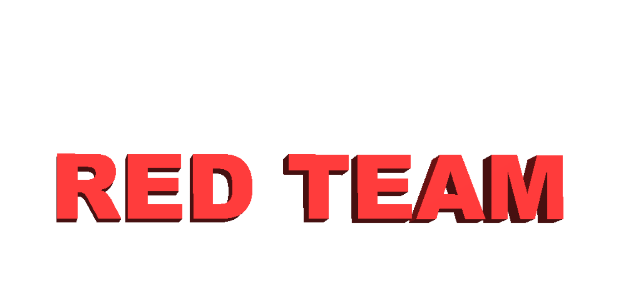
After one commit to press-f-for-respect/CodenamesPictures, an Android app: the layout toast_layout_red.xml on its own in the app's theme, with its tools: preview values and no code run, on a phone screen of 412 x 824 dp. The commit adds this screen. Shown: the top 300 px of the screen. Run offline under Robolectric (Android 15) with nearby library versions, the phone set to English and light mode, and no system bars.

Commit message:
Preview and team change reaction added

```diff
--- /dev/null
+++ b/app/src/main/res/layout/toast_layout_red.xml
@@ -0,0 +1,17 @@
+<?xml version="1.0" encoding="utf-8"?>
+<FrameLayout xmlns:android="http://schemas.android.com/apk/res/android"
+    android:orientation="vertical"
+    android:layout_width="match_parent"
+    android:layout_height="match_parent"
+    android:id="@+id/toast_layout_red"
+    android:padding="8dp"
+    android:background="@color/Transparent">
+
+
+    <ImageView
+        android:layout_width="wrap_content"
+        android:layout_height="wrap_content"
+        android:scaleType="fitCenter"
+        android:src="@drawable/red_team_toast"/>
+
+</FrameLayout>
--- a/app/src/main/res/values/colors.xml
+++ b/app/src/main/res/values/colors.xml
@@ -10,4 +10,5 @@
     <color name="colorWhite">#FFFFFFFF</color>
     <color name="colorBlack">#FF000000</color>
     <color name="colorEndTurnButton">#906F6F6F</color>
+    <color name="colorTpBackground">#71000000</color>
 </resources>
```
Also changed, not shown: app/src/main/java/com/pressfforrespect/codenamespictures/FieldOperatorActivity.java (+33 -1 lines), app/src/main/java/com/pressfforrespect/codenamespictures/GameActivity.java (+22 -0 lines), app/src/main/java/com/pressfforrespect/codenamespictures/SpyMasterActivity.java (+34 -1 lines), app/src/main/res/layout/activity_game.xml (+15 -2 lines), app/src/main/res/layout/toast_layout_blue.xml (added, +17 -0 lines), app/src/main/res/drawable/blue_team_toast.png (added), app/src/main/res/drawable/red_team_toast.png (added).
